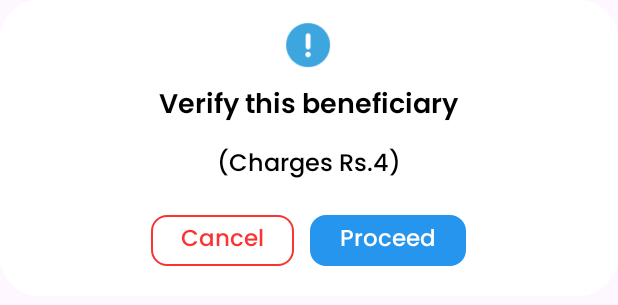
After one commit to ajaysaw/sps_sdk, an Android app: the layout verify_dialog.xml on its own in the app's theme, with its tools: preview values and no code run, on a phone screen of 412 x 824 dp. The commit adds this screen. Shown: the top 305 px of the screen. Run offline under Robolectric (Android 15) with nearby library versions, the phone set to English and light mode, and no system bars; network calls fail.

Commit message:
verify dialog

```diff
--- a/sps_lib/src/main/java/com/lib/sps/CommonMethods.kt
+++ b/sps_lib/src/main/java/com/lib/sps/CommonMethods.kt
@@ -55,6 +55,23 @@ class CommonMethods {
         }
         dialog.show()
     }
+    fun verifyDialog(ctx: Context?) {
+        val dialog = Dialog(ctx!!, R.style.CustomDialogStyle)
+        dialog.window?.setBackgroundDrawableResource(android.R.color.transparent);
+        dialog.setCancelable(false)
+        dialog.setContentView(R.layout.verify_dialog)
+        //val tvTitle: TextView = dialog.findViewById(R.id.tvTitle)
+        //val tvDes: TextView = dialog.findViewById(R.id.tvDes)
+        val tvCancel: TextView = dialog.findViewById(R.id.tvCancel)
+        val tvProceed: TextView = dialog.findViewById(R.id.tvProceed)
+        tvCancel.setOnClickListener {
+            dialog.dismiss()
+        }
+        tvProceed.setOnClickListener {
+            dialog.dismiss()
+        }
+        dialog.show()
+    }
 
     fun progressDialog(context: Context): Dialog {
         val dialog = Dialog(context)
--- a/sps_lib/src/main/java/com/lib/sps/mr/AddBeneficiaryFragment.kt
+++ b/sps_lib/src/main/java/com/lib/sps/mr/AddBeneficiaryFragment.kt
@@ -9,6 +9,7 @@ import android.view.ViewGroup
 import android.widget.EditText
 import android.widget.TextView
 import androidx.core.content.ContextCompat
+import com.lib.sps.CommonMethods
 import com.lib.sps.R
 class AddBeneficiaryFragment : Fragment() , OnClickListener {
     private lateinit var etBeneficiaryName: EditText
@@ -19,6 +20,7 @@ class AddBeneficiaryFragment : Fragment() , OnClickListener {
     private lateinit var tvVerify: TextView
     private lateinit var tvCharge: TextView
     private lateinit var tvSubmit: TextView
+    private val commonMethods = CommonMethods()
 
     override fun onCreate(savedInstanceState: Bundle?) {
         super.onCreate(savedInstanceState)
--- /dev/null
+++ b/sps_lib/src/main/res/drawable/cancel_button_drawable.xml
@@ -0,0 +1,9 @@
+<?xml version="1.0" encoding="utf-8"?>
+<shape xmlns:android="http://schemas.android.com/apk/res/android"
+    android:shape="rectangle">
+
+    <corners android:radius="@dimen/dp10"/>
+
+    <solid android:color="@color/white"/>
+    <stroke android:width="@dimen/dp1" android:color="@color/red_color" />
+</shape>
--- /dev/null
+++ b/sps_lib/src/main/res/layout/verify_dialog.xml
@@ -0,0 +1,90 @@
+<?xml version="1.0" encoding="utf-8"?>
+<RelativeLayout xmlns:android="http://schemas.android.com/apk/res/android"
+    android:layout_width="wrap_content"
+    android:layout_height="wrap_content"
+    android:background="@android:color/transparent">
+
+    <LinearLayout
+        android:layout_width="match_parent"
+        android:layout_height="wrap_content"
+        android:background="@drawable/alert_bg"
+        android:orientation="vertical"
+        >
+
+        <TextView
+            android:id="@+id/tvTitle"
+            style="@style/AlertTitleTextStyle"
+            android:layout_width="wrap_content"
+            android:layout_height="wrap_content"
+            android:layout_gravity="center"
+            android:layout_marginTop="55dp"
+            android:paddingLeft="@dimen/dp10"
+            android:paddingRight="@dimen/dp10"
+            android:textColor="@color/black"
+            android:text="@string/verify_title"
+            android:gravity="center"/>
+
+        <TextView
+            android:id="@+id/tvDes"
+            style="@style/AlertMessageTextStyle"
+            android:layout_width="wrap_content"
+            android:layout_height="wrap_content"
+            android:layout_gravity="center"
+            android:layout_marginTop="@dimen/dp10"
+            android:paddingLeft="@dimen/dp10"
+            android:paddingRight="@dimen/dp10"
+            android:textColor="@color/black"
+            android:text="(Charges Rs.4)"
+            android:gravity="center"/>
+        <LinearLayout
+            android:layout_width="match_parent"
+            android:layout_height="wrap_content"
+            android:gravity="center"
+            android:orientation="horizontal">
+            <TextView
+                android:id="@+id/tvCancel"
+                style="@style/AlertMessageTextStyle"
+                android:layout_width="wrap_content"
+                android:layout_height="wrap_content"
+                android:layout_gravity="center"
+                android:layout_marginTop="@dimen/dp20"
+                android:layout_marginBottom="@dimen/dp20"
+                android:layout_marginEnd="@dimen/dp5"
+                android:background="@drawable/cancel_button_drawable"
+                android:gravity="center"
+                android:paddingLeft="@dimen/dp20"
+                android:paddingTop="@dimen/dp4"
+                android:paddingRight="@dimen/dp20"
+                android:paddingBottom="@dimen/dp4"
+                android:text="@string/cancel"
+                android:textColor="@color/red_color"
+                android:textSize="@dimen/sp15" />
+            <TextView
+                android:id="@+id/tvProceed"
+                style="@style/AlertMessageTextStyle"
+                android:layout_width="wrap_content"
+                android:layout_height="wrap_content"
+                android:layout_gravity="center"
+                android:layout_marginTop="@dimen/dp20"
+                android:layout_marginBottom="@dimen/dp20"
+                android:layout_marginStart="@dimen/dp5"
+                android:background="@drawable/button_drawable"
+                android:gravity="center"
+                android:paddingLeft="@dimen/dp20"
+                android:paddingTop="@dimen/dp4"
+                android:paddingRight="@dimen/dp20"
+                android:paddingBottom="@dimen/dp4"
+                android:text="@string/proceed"
+                android:textColor="@color/white"
+                android:textSize="@dimen/sp15" />
+        </LinearLayout>
+    </LinearLayout>
+
+    <ImageView
+        android:layout_width="50dp"
+        android:layout_marginTop="5dp"
+        android:layout_height="50dp"
+        android:layout_centerHorizontal="true"
+        android:background="@drawable/verify_not"
+        android:contentDescription="@string/icon" />
+</RelativeLayout>
--- a/sps_lib/src/main/res/values/strings.xml
+++ b/sps_lib/src/main/res/values/strings.xml
@@ -27,6 +27,9 @@
     <string name="bt_submit">Submit</string>
     <string name="charges">Charges</string>
     <string name="rupee_symbol">₹</string>
+    <string name="cancel">Cancel</string>
+    <string name="proceed">Proceed</string>
+    <string name="verify_title">Verify this beneficiary</string>
 
 
 </resources>
```
